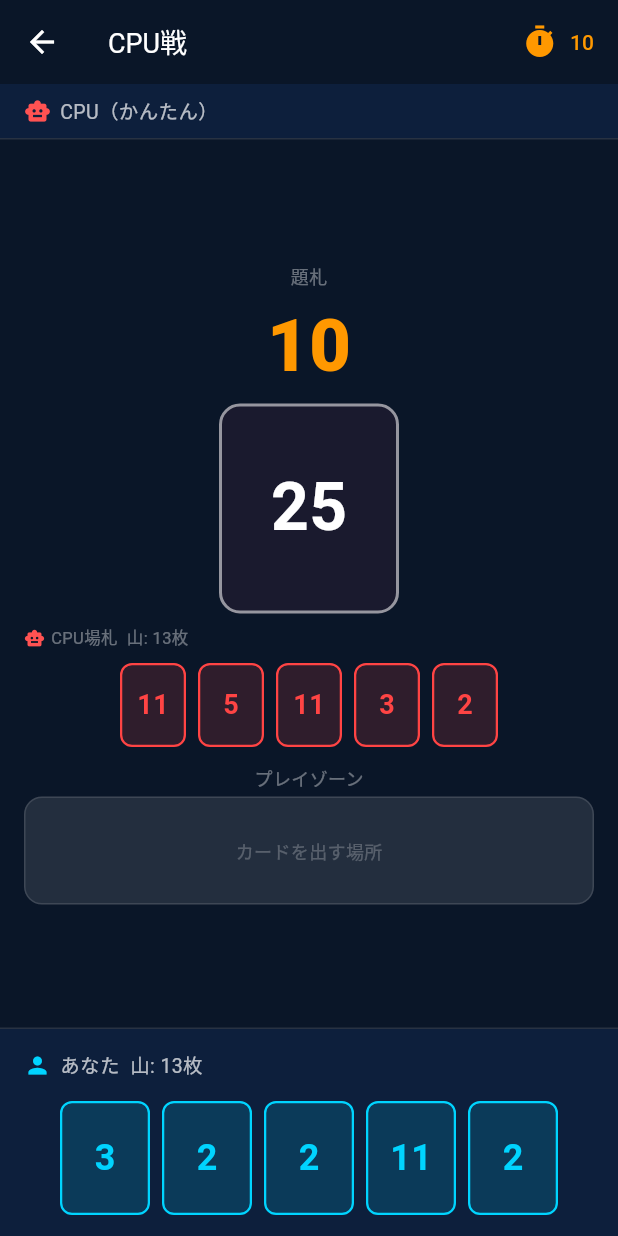
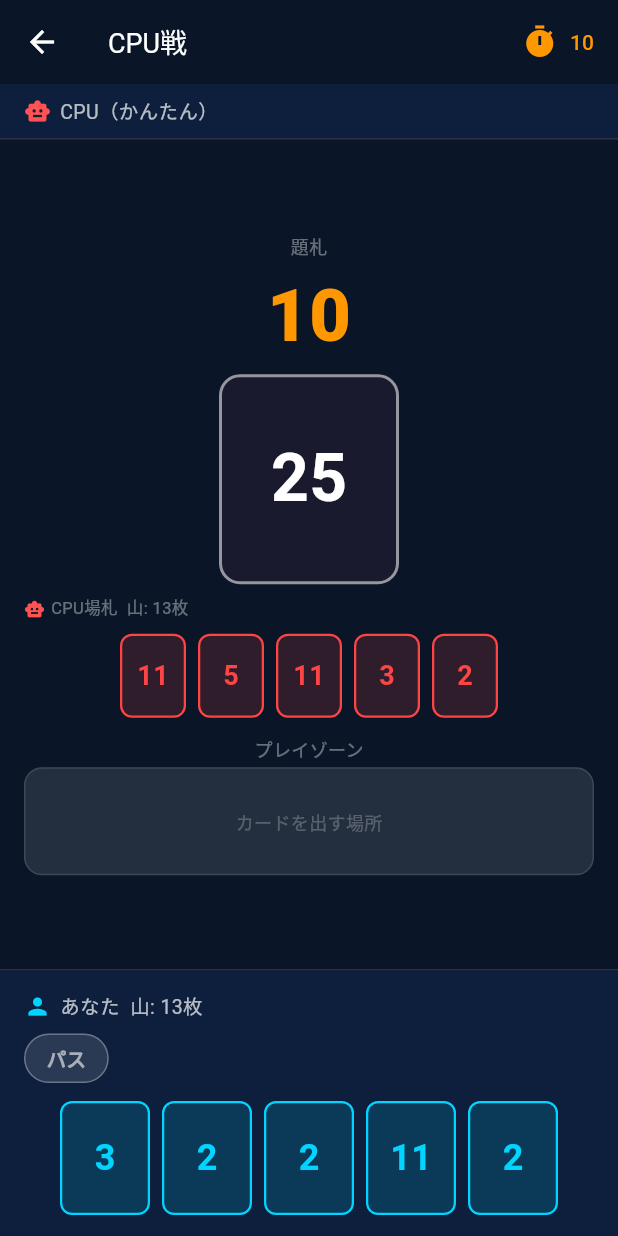
Before and after one commit to OmoriRyosuke/sosuu_speed, a Flutter app: the DifficultyScreen screen opened directly, after a tap on an icon or button, on a phone screen of 412 x 824 dp. Run offline on Flutter 3.47's test engine with Material 3 defaults, Android fonts, the phone set to English and light mode, and no system bars; our stand-ins replace audioplayers, firebase_core, firebase_database, google_mobile_ads, qr_flutter, shared_preferences; accounts and stored records are empty.

Commit message:
パスボタン・対人戦表示同期・BGM/SE対応
- CPU戦: パスボタン追加 (相手が出せない時のみ流れる)
- 対人戦: パスボタン追加 (両者パスで次の場札)
- 対人戦: showAt タイムスタンプで数字表示を両者同時化
- AudioManager追加 (audioplayers v6)
- タイトル: bgm_title.mp3、CPU/対人戦: bgm_battle.mp3
- 勝利/敗北SE: se_win.mp3 / se_lose.mp3 (assets/audio/ に配置)
- strings.dart: passBtn / opPassedLabel 追加

Co-Authored-By: Claude Sonnet 4.6 <noreply@anthropic.com>

```diff
--- /dev/null
+++ b/lib/audio_manager.dart
@@ -0,0 +1,34 @@
+import 'package:audioplayers/audioplayers.dart';
+
+class AudioManager {
+  static final AudioManager instance = AudioManager._();
+  AudioManager._();
+
+  AudioPlayer? _bgmPlayer;
+
+  Future<void> playBgm(String filename) async {
+    try {
+      await stopBgm();
+      _bgmPlayer = AudioPlayer();
+      await _bgmPlayer!.setReleaseMode(ReleaseMode.loop);
+      await _bgmPlayer!.setVolume(0.5);
+      await _bgmPlayer!.play(AssetSource('audio/$filename'));
+    } catch (_) {}
+  }
+
+  Future<void> stopBgm() async {
+    try {
+      await _bgmPlayer?.stop();
+      await _bgmPlayer?.dispose();
+    } catch (_) {}
+    _bgmPlayer = null;
+  }
+
+  Future<void> playSe(String filename) async {
+    try {
+      final p = AudioPlayer();
+      await p.play(AssetSource('audio/$filename'));
+      p.onPlayerComplete.listen((_) => p.dispose());
+    } catch (_) {}
+  }
+}
--- a/lib/game_screen.dart
+++ b/lib/game_screen.dart
@@ -6,6 +6,7 @@ import 'package:google_mobile_ads/google_mobile_ads.dart';
 import 'app_settings.dart';
 import 'strings.dart';
 import 'game_utils.dart';
+import 'audio_manager.dart';
 
 const String _interstitialAdUnitId = 'ca-app-pub-9623929703707876/3413193716';
 
@@ -133,6 +134,7 @@ class _GameScreenState extends State<GameScreen> {
   bool _playerWon = false;
   bool _penaltyPlayer = false;
   bool _acceptInput = false;
+  bool _passedByPlayer = false;
 
   String _readyGoText = '';
   String _penaltyMsg = '';
@@ -151,6 +153,7 @@ class _GameScreenState extends State<GameScreen> {
     super.initState();
     _loadAd();
     _initGame();
+    AudioManager.instance.playBgm('bgm_battle.mp3');
   }
 
   @override
@@ -159,6 +162,7 @@ class _GameScreenState extends State<GameScreen> {
     _cpuTimer?.cancel();
     _autoFlushTimer?.cancel();
     _interstitialAd?.dispose();
+    AudioManager.instance.stopBgm();
     super.dispose();
   }
 
@@ -270,6 +274,7 @@ class _GameScreenState extends State<GameScreen> {
     _playZone = {};
     _penaltyPlayer = false;
     _acceptInput = false;
+    _passedByPlayer = false;
     _penaltyMsg = '';
     _countDown = -1;
     setState(() => _readyGoText = 'READY');
@@ -400,11 +405,18 @@ class _GameScreenState extends State<GameScreen> {
     _startAutoCount();
   }
 
+  void _playerPass() {
+    if (_gameOver || !_acceptInput || _passedByPlayer) return;
+    setState(() => _passedByPlayer = true);
+    if (!_cpuHasPlayable()) _flushZone();
+  }
+
   void _endGame({required bool playerWon}) {
     _cpuTimer?.cancel();
     _countTimer?.cancel();
     _autoFlushTimer?.cancel();
     setState(() { _gameOver = true; _playerWon = playerWon; });
+    AudioManager.instance.playSe(playerWon ? 'se_win.mp3' : 'se_lose.mp3');
     Future.delayed(const Duration(milliseconds: 300), _showAdThenResult);
   }
 
@@ -571,7 +583,29 @@ class _GameScreenState extends State<GameScreen> {
               Padding(padding: const EdgeInsets.only(left: 8),
                 child: Text(S.penaltyActive, style: TextStyle(color: Colors.redAccent, fontSize: isSmall ? 10 : 12))),
           ]),
-          SizedBox(height: isSmall ? 4 : 10),
+          SizedBox(height: isSmall ? 4 : 8),
+          Row(children: [
+            GestureDetector(
+              onTap: (_acceptInput && !_passedByPlayer) ? _playerPass : null,
+              child: Container(
+                padding: EdgeInsets.symmetric(horizontal: isSmall ? 10 : 14, vertical: isSmall ? 4 : 6),
+                decoration: BoxDecoration(
+                  color: (_acceptInput && !_passedByPlayer) ? Colors.white12 : Colors.transparent,
+                  borderRadius: BorderRadius.circular(20),
+                  border: Border.all(
+                    color: (_acceptInput && !_passedByPlayer) ? Colors.white30 : Colors.white12,
+                    width: 1,
+                  ),
+                ),
+                child: Text(S.passBtn,
+                    style: TextStyle(
+                        color: (_acceptInput && !_passedByPlayer) ? Colors.white60 : Colors.white24,
+                        fontSize: isSmall ? 11 : 13,
+                        fontWeight: FontWeight.bold)),
+              ),
+            ),
+          ]),
+          SizedBox(height: isSmall ? 4 : 8),
           SingleChildScrollView(
             scrollDirection: Axis.horizontal,
             child: Row(
--- a/lib/strings.dart
+++ b/lib/strings.dart
@@ -112,6 +112,8 @@ class S {
   static String get quickBattleOnline => _e ? 'Online' : '対人';
   static String get extraPrimeHint =>
       _e ? 'Add prime (e.g. 41,43)' : '素数を追加 (例: 41,43)';
+  static String get passBtn => _e ? 'Pass' : 'パス';
+  static String get opPassedLabel => _e ? 'Op: passed' : '相手: パス中';
 
   // ── How to Play ────────────────────────────────────────
   static String get howToTitle => _e ? 'How to Play' : '遊び方';
--- a/pubspec.yaml
+++ b/pubspec.yaml
@@ -15,6 +15,7 @@ dependencies:
   firebase_core: ^3.0.0
   firebase_database: ^11.0.0
   shared_preferences: ^2.2.0
+  audioplayers: ^6.1.0
 
 dev_dependencies:
   flutter_test:
```
Also changed, not shown: lib/main.dart (+13 -0 lines), lib/online_game.dart (+70 -4 lines), pubspec.lock.
